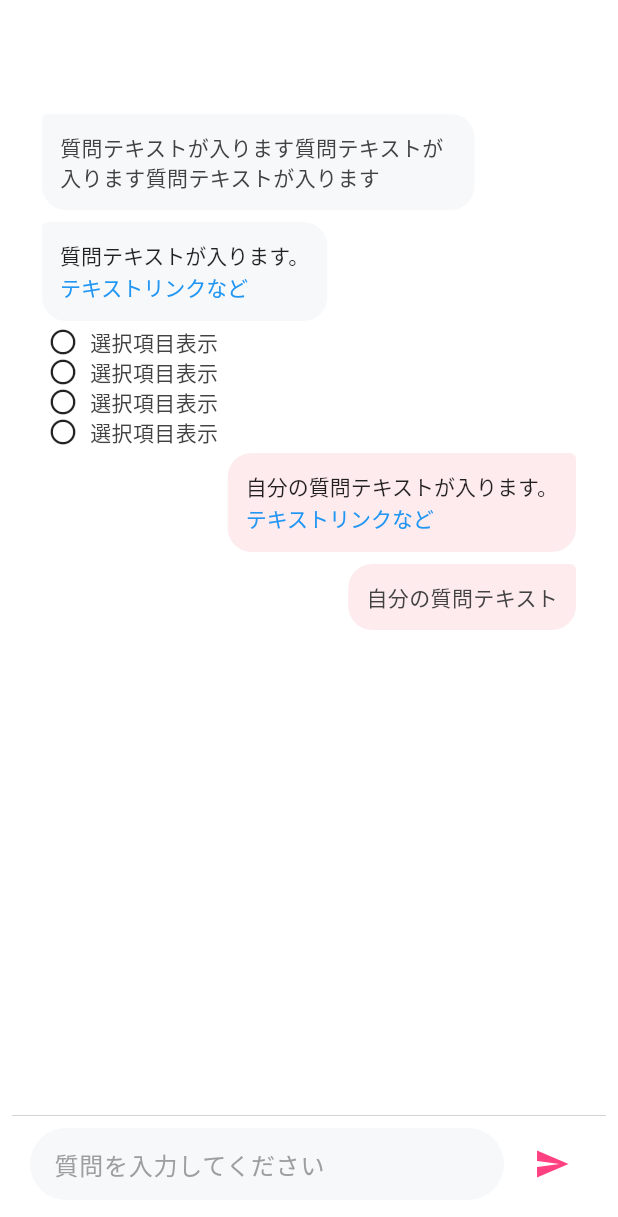
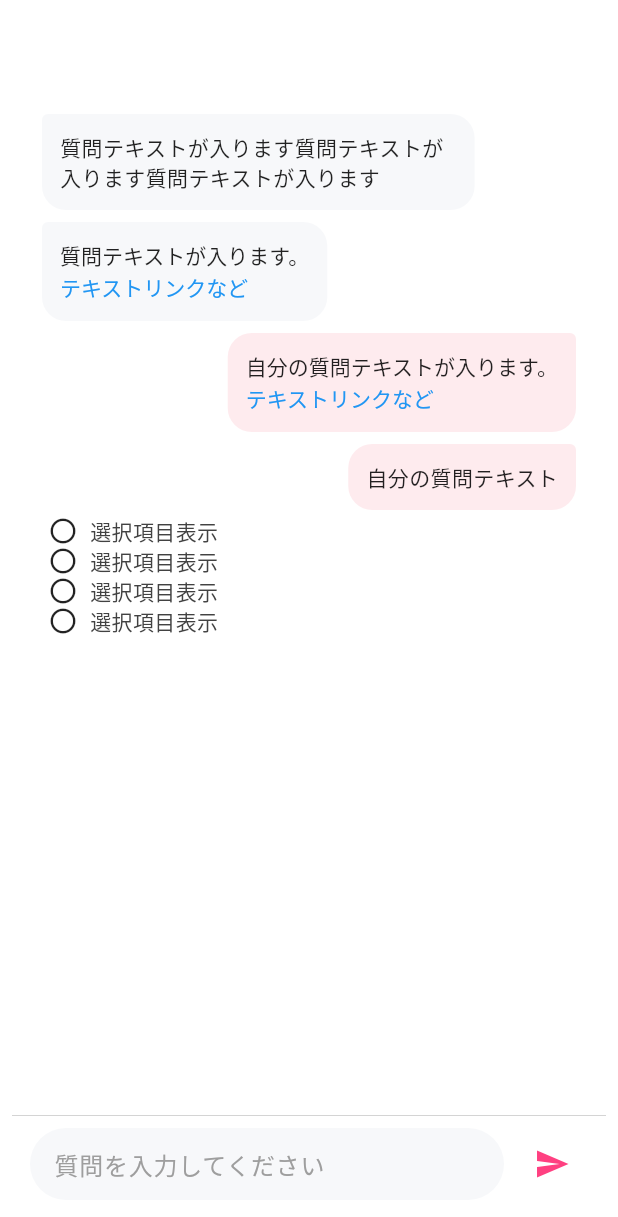
Before and after one commit to Shivansh722/reme, a Flutter app: the ChatScreen screen opened directly, on a phone screen of 412 x 824 dp. Shown: the top 1217 px of the screen. Run offline on Flutter 3.47's test engine with Material 3 defaults, Android fonts, the phone set to English and light mode, and no system bars; our stand-ins replace camera, firebase_auth, firebase_core, flutter_dotenv, google_sign_in, image_picker and 1 more; missing offline and left inert: flutter_line_sdk, google_mlkit_face_detection; accounts and stored records are empty.

```diff
--- a/reme/lib/core/theme/light_mode.dart
+++ b/reme/lib/core/theme/light_mode.dart
@@ -11,6 +11,7 @@ ThemeData lightMode = ThemeData(
     onBackground: Colors.black,
     tertiary: Colors.blue,// Text color on background
     onPrimary: Colors.green.shade600, // Text color on primary
+
   ),
   textTheme: ThemeData.light().textTheme.apply(
     bodyColor: Colors.grey.shade800, // Body text color
--- a/reme/lib/main.dart
+++ b/reme/lib/main.dart
@@ -7,7 +7,9 @@ import 'package:reme/src/features/auth/Views/login_or_register.dart';
 import 'package:reme/src/features/auth/Views/registerView.dart';
 import 'package:firebase_core/firebase_core.dart';
 import 'package:reme/src/features/chat/views/chatView.dart';
+import 'package:reme/src/features/diagnosis/views/custom_camera_screen.dart';
 import 'package:reme/src/features/home/views/homeView.dart';
+import 'package:reme/src/features/profile/view/profileView.dart';
 import 'package:reme/src/features/splashView.dart'; // Add this import
 import 'firebase_options.dart';
 import 'package:flutter_dotenv/flutter_dotenv.dart';
@@ -36,7 +38,7 @@ class MyApp extends StatelessWidget {
       debugShowCheckedModeBanner: false,
       title: 'Flutter Demo',
       theme: lightMode,
-      home: ChatScreen(), // Change this to Splashview
+      home: const Splashview(), // Use Splashview as the initial screen
     );
   }
 }
--- a/reme/lib/src/features/chat/views/chatView.dart
+++ b/reme/lib/src/features/chat/views/chatView.dart
@@ -1,8 +1,76 @@
 import 'package:flutter/material.dart';
 
+class ChatScreen extends StatefulWidget {
+  const ChatScreen({super.key});
 
-class ChatScreen extends StatelessWidget {
-  const ChatScreen({super.key});
+  @override
+  State<ChatScreen> createState() => _ChatScreenState();
+}
+
+class _ChatScreenState extends State<ChatScreen> {
+  final List<Map<String, dynamic>> _messages = [
+    {
+      'message': '質問テキストが入ります質問テキストが入ります質問テキストが入ります',
+      'isSender': false,
+      'hasLink': false,
+    },
+    {
+      'message': '質問テキストが入ります。\nテキストリンクなど',
+      'isSender': false,
+      'hasLink': true,
+    },
+    {
+      'message': '自分の質問テキストが入ります。\nテキストリンクなど',
+      'isSender': true,
+      'hasLink': true,
+    },
+    {
+      'message': '自分の質問テキスト',
+      'isSender': true,
+      'hasLink': false,
+    },
+  ];
+
+  final TextEditingController _textController = TextEditingController();
+  final ScrollController _scrollController = ScrollController();
+
+  void _sendMessage(String text) {
+    if (text.trim().isEmpty) return;
+
+    setState(() {
+      _messages.add({
+        'message': text,
+        'isSender': true,
+        'hasLink': false,
+        'isAnimating': true,
+      });
+    });
+
+    _textController.clear();
+
+    // Scroll to bottom after message is added
+    Future.delayed(const Duration(milliseconds: 100), () {
+      _scrollController.animateTo(
+        _scrollController.position.maxScrollExtent,
+        duration: const Duration(milliseconds: 300),
+        curve: Curves.easeOut,
+      );
+    });
+
+    // Remove animation flag after animation completes
+    Future.delayed(const Duration(milliseconds: 500), () {
+      setState(() {
+        _messages.last['isAnimating'] = false;
+      });
+    });
+  }
+
+  @override
+  void dispose() {
+    _textController.dispose();
+    _scrollController.dispose();
+    super.dispose();
+  }
 
   @override
   Widget build(BuildContext context) {
@@ -12,10 +80,16 @@ class ChatScreen extends StatelessWidget {
         padding: const EdgeInsets.only(top: 60, left: 8, right: 8, bottom: 16),
         child: Column(
           children: [
-
-
-            const Expanded(child: ChatMessages()),
-            const ChatInputField(),
+            Expanded(
+              child: ChatMessages(
+                messages: _messages,
+                scrollController: _scrollController,
+              ),
+            ),
+            ChatInputField(
+              controller: _textController,
+              onSend: _sendMessage,
+            ),
           ],
         ),
       ),
@@ -24,37 +98,40 @@ class ChatScreen extends StatelessWidget {
 }
 
 class ChatMessages extends StatelessWidget {
-  const ChatMessages({super.key});
+  final List<Map<String, dynamic>> messages;
+  final ScrollController scrollController;
+
+  const ChatMessages({
+    super.key,
+    required this.messages,
+    required this.scrollController,
+  });
 
   @override
   Widget build(BuildContext context) {
-    return ListView(
+    return ListView.builder(
+      controller: scrollController,
       padding: const EdgeInsets.all(12),
-      children: const [
-        ChatBubble(
-          message:
-              '質問テキストが入ります質問テキストが入ります質問テキストが入ります',
-          isSender: false,
-        ),
-        ChatBubble(
-          message: '質問テキストが入ります。\nテキストリンクなど',
-          isSender: false,
-          hasLink: true,
-        ),
-        RadioOption(text: '選択項目表示'),
-        RadioOption(text: '選択項目表示'),
-        RadioOption(text: '選択項目表示'),
-        RadioOption(text: '選択項目表示'),
-        ChatBubble(
-          message: '自分の質問テキストが入ります。\nテキストリンクなど',
-          isSender: true,
-          hasLink: true,
-        ),
-        ChatBubble(
-          message: '自分の質問テキスト',
-          isSender: true,
-        ),
-      ],
+      itemCount: messages.length + 4, // Adding space for radio options
+      itemBuilder: (context, index) {
+        if (index < messages.length) {
+          return ChatBubble(
+            message: messages[index]['message'],
+            isSender: messages[index]['isSender'],
+            hasLink: messages[index]['hasLink'] ?? false,
+            isAnimating: messages[index]['isAnimating'] ?? false,
+          );
+        } else if (index == messages.length) {
+          // Adding radio options after messages
+          return const RadioOption(text: '選択項目表示');
+        } else if (index == messages.length + 1) {
+          return const RadioOption(text: '選択項目表示');
+        } else if (index == messages.length + 2) {
+          return const RadioOption(text: '選択項目表示');
+        } else {
+          return const RadioOption(text: '選択項目表示');
+        }
+      },
     );
   }
 }
@@ -63,17 +140,25 @@ class ChatBubble extends StatelessWidget {
   final String message;
   final bool isSender;
   final bool hasLink;
+  final bool isAnimating;
 
   const ChatBubble({
     super.key,
     required this.message,
     required this.isSender,
     this.hasLink = false,
+    this.isAnimating = false,
   });
 
   @override
   Widget build(BuildContext context) {
-    final bubbleColor = isSender ? const Color(0xFFFEEBEE) : const Color(0xFFF7F8FA);
+    final bubbleColor = isSender
+        ? isAnimating
+            ? Colors.pinkAccent
+            : const Color(0xFFFEEBEE)
+        : const Color(0xFFF7F8FA);
+
+    final textColor = isSender && isAnimating ? Colors.white : Colors.black87;
     final align = isSender ? CrossAxisAlignment.end : CrossAxisAlignment.start;
     final radius = isSender
         ? const BorderRadius.only(
@@ -92,7 +177,9 @@ class ChatBubble extends StatelessWidget {
     return Column(
       crossAxisAlignment: align,
       children: [
-        Container(
+        AnimatedContainer(
+          duration: const Duration(milliseconds: 300),
+          curve: Curves.easeInOut,
           margin: const EdgeInsets.symmetric(vertical: 4, horizontal: 8),
           padding: const EdgeInsets.all(12),
           constraints: BoxConstraints(
@@ -105,17 +192,20 @@ class ChatBubble extends StatelessWidget {
           child: hasLink
               ? RichText(
                   text: TextSpan(
-                    style: const TextStyle(color: Colors.black87, fontSize: 14),
+                    style: TextStyle(color: textColor, fontSize: 14),
                     children: [
                       TextSpan(text: message.replaceAll('テキストリンクなど', '')),
-                      const TextSpan(
+                      TextSpan(
                         text: 'テキストリンクなど',
-                        style: TextStyle(color: Colors.blue),
+                        style: TextStyle(color: isAnimating ? Colors.white : Colors.blue),
                       ),
                     ],
                   ),
                 )
-              : Text(message, style: const TextStyle(fontSize: 14)),
+              : Text(
+                  message,
+                  style: TextStyle(fontSize: 14, color: textColor),
+                ),
         ),
       ],
     );
@@ -140,7 +230,14 @@ class RadioOption extends StatelessWidget {
 }
 
 class ChatInputField extends StatelessWidget {
-  const ChatInputField({super.key});
+  final TextEditingController controller;
+  final Function(String) onSend;
+
+  const ChatInputField({
+    super.key,
+    required this.controller,
+    required this.onSend,
+  });
 
   @override
   Widget build(BuildContext context) {
@@ -153,6 +250,7 @@ class ChatInputField extends StatelessWidget {
         children: [
           Expanded(
             child: TextField(
+              controller: controller,
               decoration: InputDecoration(
                 hintText: '質問を入力してください',
                 hintStyle: TextStyle(color: Colors.grey[500]),
@@ -169,7 +267,9 @@ class ChatInputField extends StatelessWidget {
           const SizedBox(width: 8),
           IconButton(
             icon: const Icon(Icons.send, color: Colors.pinkAccent),
-            onPressed: () {},
+            onPressed: () {
+              onSend(controller.text);
+            },
           ),
         ],
       ),
--- a/reme/lib/src/features/splashView.dart
+++ b/reme/lib/src/features/splashView.dart
@@ -1,6 +1,7 @@
 import 'package:flutter/material.dart';
 import 'dart:async';
 import 'package:reme/src/features/auth/Views/authGate.dart';
+import 'package:reme/src/features/diagnosis/views/diagnosisView.dart';
 
 class Splashview extends StatefulWidget {
   const Splashview({super.key});
@@ -18,7 +19,7 @@ class _SplashviewState extends State<Splashview> {
       const Duration(seconds: 2),
       () => Navigator.pushReplacement(
         context,
-        MaterialPageRoute(builder: (context) => const Authgate()),
+        MaterialPageRoute(builder: (context) => const DiagnosisView()),
       ),
     );
   }
```
Also changed, not shown: reme/lib/src/features/home/views/homeView.dart (+6 -3 lines), reme/lib/src/features/profile/view/profileView.dart (added, +113 -0 lines), reme/lib/assets/images/profile.png (added).
